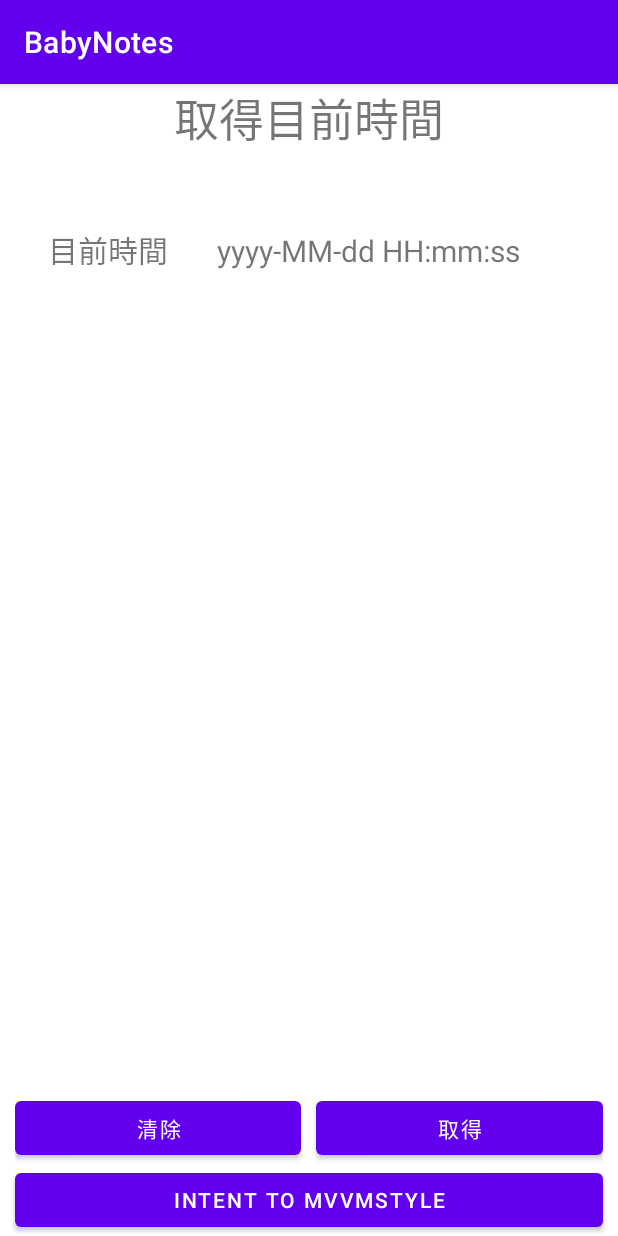
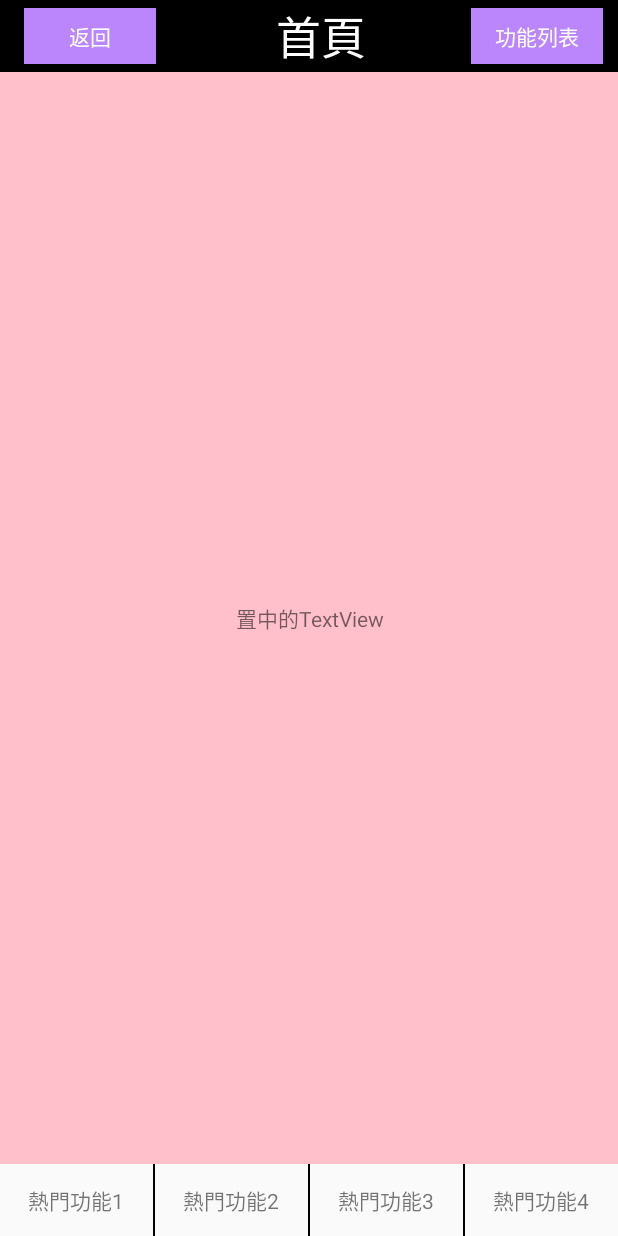
Before and after one commit to JasonKotlin/BabyNotes, an Android app: the screen it shows after launch (MainActivity), on a phone screen of 412 x 824 dp. Run offline under Robolectric (Android 15) with nearby library versions, the phone set to English and light mode, and no system bars; our stand-ins replace data binding.

Commit message:
先隨便刻個 layout，後續再想想要做些什麼

```diff
--- a/app/src/main/AndroidManifest.xml
+++ b/app/src/main/AndroidManifest.xml
@@ -9,11 +9,11 @@
         android:roundIcon="@mipmap/ic_launcher_round"
         android:supportsRtl="true"
         android:theme="@style/Theme.BabyNotes">
-        <activity android:name=".view.MVVMActivity"></activity>
-        <activity android:name=".MainActivity">
+        <activity android:name=".MainActivity"
+            android:screenOrientation="portrait">
+
             <intent-filter>
                 <action android:name="android.intent.action.MAIN" />
-
                 <category android:name="android.intent.category.LAUNCHER" />
             </intent-filter>
         </activity>
--- a/app/src/main/java/com/jason/babynotes/MainActivity.kt
+++ b/app/src/main/java/com/jason/babynotes/MainActivity.kt
@@ -1,52 +1,34 @@
 package com.jason.babynotes
 
-import android.content.Intent
-import androidx.appcompat.app.AppCompatActivity
 import android.os.Bundle
 import android.view.View
-import android.widget.Button
-import android.widget.TextView
-import com.jason.babynotes.view.MVVMActivity
-import java.text.SimpleDateFormat
-import java.util.*
+import androidx.activity.viewModels
+import androidx.databinding.DataBindingUtil
+import com.jason.babynotes.baseclass.BaseActivity
+import com.jason.babynotes.databinding.ActivityMainBinding
+import com.jason.babynotes.view.HomeFragment
+import com.jason.babynotes.viewmodel.ChangeViewModel
 
-class MainActivity : AppCompatActivity() {
+class MainActivity : BaseActivity() {
+    val viewModel by viewModels<ChangeViewModel>()
+    lateinit var mBinding: ActivityMainBinding
+
     override fun onCreate(savedInstanceState: Bundle?) {
         super.onCreate(savedInstanceState)
-        setContentView(R.layout.activity_main)
-        var showTime: TextView = findViewById(R.id.show_time)
+        mBinding = DataBindingUtil.setContentView(this, R.layout.activity_main)
+        mBinding.apply {
+            lifecycleOwner = this@MainActivity
+            toolbarViewModel = viewModel
+            back.setOnClickListener(View.OnClickListener {
+                if(supportFragmentManager.backStackEntryCount > 0)
+                    supportFragmentManager.popBackStack()
+                else{
+                    finish()
+                }
+            })
+        }
 
-        val getTime: Button = findViewById(R.id.getTime)
-        getTime.setOnClickListener(View.OnClickListener {
-            showTime.text = getNow()
-        })
-
-        val clear: Button = findViewById(R.id.clear)
-        clear.setOnClickListener(View.OnClickListener {
-            showTime.text = "yyyy-MM-dd HH:mm:ss"
-        })
-
-        val toNext: Button = findViewById(R.id.next_page)
-        toNext.setOnClickListener(View.OnClickListener {
-            val intent: Intent = Intent(this, MVVMActivity::class.java).apply {
-                //如果要傳值就在這裡面處理
-                //TODO 3/8 David 說有哪幾種要記得？
-            }
-            startActivity(intent)
-        })
-    }
-
-    fun getNow(): String {
-        if (android.os.Build.VERSION.SDK_INT >= 24) {
-            return SimpleDateFormat("yyyy-MM-dd HH:mm:ss").format(Date())
-        } else {
-            var tms = Calendar.getInstance()
-            return tms.get(Calendar.YEAR).toString() + "-" +
-                    tms.get(Calendar.MONTH).toString() + "-" +
-                    tms.get(Calendar.DAY_OF_MONTH).toString() + " " +
-                    tms.get(Calendar.HOUR_OF_DAY).toString() + ":" +
-                    tms.get(Calendar.MINUTE).toString() + ":" +
-                    tms.get(Calendar.SECOND).toString()
-        }
+        setContentView(mBinding.root)
+        transactionFragment(HomeFragment(),false, isPop = false)
     }
 }
--- /dev/null
+++ b/app/src/main/java/com/jason/babynotes/baseclass/BaseActivity.kt
@@ -0,0 +1,35 @@
+package com.jason.babynotes.baseclass
+
+import android.os.Bundle
+import androidx.appcompat.app.AppCompatActivity
+import com.jason.babynotes.R
+
+open class BaseActivity: AppCompatActivity() {
+    override fun onCreate(savedInstanceState: Bundle?) {
+        super.onCreate(savedInstanceState)
+        setContentView(R.layout.activity_main)
+    }
+
+    fun transactionFragment(fragment: BaseFragment, isAdd: Boolean, isPop: Boolean){
+        val fragmentTransaction = supportFragmentManager.beginTransaction()
+        if(isPop){
+            if(supportFragmentManager.backStackEntryCount > 0){
+                supportFragmentManager.popBackStack()
+                return
+            }else{
+                //TODO 跳 Dialog 選擇是否要離開程式
+            }
+        }else if(isAdd){
+            if(!fragment.isAdded){
+                fragmentTransaction.add(R.id.base_main_container, fragment)
+                fragmentTransaction.addToBackStack(fragment.javaClass.name)
+            }else{
+                return
+            }
+        }else{
+            fragmentTransaction.replace(R.id.base_main_container, fragment)
+        }
+
+        fragmentTransaction.commitAllowingStateLoss()
+    }
+}
--- /dev/null
+++ b/app/src/main/java/com/jason/babynotes/baseclass/BaseFragment.kt
@@ -0,0 +1,27 @@
+package com.jason.babynotes.baseclass
+
+import android.app.Activity
+import android.os.Bundle
+import android.view.LayoutInflater
+import android.view.View
+import android.view.ViewGroup
+import androidx.fragment.app.Fragment
+
+open class BaseFragment: Fragment() {
+    lateinit var mActivity: BaseActivity
+
+    override fun onCreate(savedInstanceState: Bundle?) {
+        super.onCreate(savedInstanceState)
+        activity?.let {
+            mActivity = it as BaseActivity
+        }
+    }
+
+    override fun onCreateView(inflater: LayoutInflater, container: ViewGroup?, savedInstanceState: Bundle?): View? {
+        return super.onCreateView(inflater, container, savedInstanceState)
+    }
+
+    fun getBaseActivity(): BaseActivity{
+        return mActivity
+    }
+}
--- /dev/null
+++ b/app/src/main/java/com/jason/babynotes/view/HomeFragment.kt
@@ -0,0 +1,46 @@
+package com.jason.babynotes.view
+
+import android.os.Bundle
+import android.view.LayoutInflater
+import android.view.View
+import android.view.ViewGroup
+import androidx.fragment.app.viewModels
+import androidx.lifecycle.Observer
+import com.jason.babynotes.baseclass.BaseFragment
+import com.jason.babynotes.databinding.HomeFragmentBinding
+import com.jason.babynotes.viewmodel.ChangeViewModel
+
+class HomeFragment: BaseFragment() {
+    private val mViewModel by viewModels<ChangeViewModel>()
+    lateinit var mBinding: HomeFragmentBinding
+
+    override fun onCreate(savedInstanceState: Bundle?) {
+        super.onCreate(savedInstanceState)
+    }
+
+    override fun onCreateView(
+        inflater: LayoutInflater,
+        container: ViewGroup?,
+        savedInstanceState: Bundle?
+    ): View? {
+        mBinding = HomeFragmentBinding.inflate(inflater, container, false).apply {
+            lifecycleOwner = viewLifecycleOwner
+            homeViewModel = mViewModel
+        }
+        return mBinding.root
+    }
+
+    override fun onViewCreated(view: View, savedInstanceState: Bundle?) {
+        super.onViewCreated(view, savedInstanceState)
+        setObserver()
+    }
+
+    private fun setObserver() {
+        mViewModel.changeClickEvent.observe(viewLifecycleOwner, Observer {
+            if (it) {
+                //TODO jasonyang 等想到第二頁要幹嘛再來寫
+//                getBaseActivity().transactionFragment(ClickExerciseFragment(), true, isPop = false)
+            }
+        })
+    }
+}
--- /dev/null
+++ b/app/src/main/java/com/jason/babynotes/viewmodel/ChangeViewModel.kt
@@ -0,0 +1,13 @@
+package com.jason.babynotes.viewmodel
+
+import SingleLiveEvent
+import androidx.lifecycle.ViewModel
+
+class ChangeViewModel: ViewModel() {
+    val changeClickEvent = SingleLiveEvent<Boolean>()
+
+    fun changeView(){
+        //TODO jasonyang 如果按照這樣的寫法，我怎麼傳值進來改？
+        changeClickEvent.value = true
+    }
+}
--- /dev/null
+++ b/app/src/main/java/com/jason/babynotes/viewmodel/SingleLiveEvent.kt
@@ -0,0 +1,66 @@
+/*
+ *  Copyright 2017 Google Inc.
+ *
+ *  Licensed under the Apache License, Version 2.0 (the "License");
+ *  you may not use this file except in compliance with the License.
+ *  You may obtain a copy of the License at
+ *
+ *      http://www.apache.org/licenses/LICENSE-2.0
+ *
+ *  Unless required by applicable law or agreed to in writing, software
+ *  distributed under the License is distributed on an "AS IS" BASIS,
+ *  WITHOUT WARRANTIES OR CONDITIONS OF ANY KIND, either express or implied.
+ *  See the License for the specific language governing permissions and
+ *  limitations under the License.
+ */
+
+import android.util.Log
+import androidx.annotation.MainThread
+import androidx.lifecycle.LifecycleOwner
+import androidx.lifecycle.MutableLiveData
+import androidx.lifecycle.Observer
+import java.util.concurrent.atomic.AtomicBoolean
+
+/**
+ * A lifecycle-aware observable that sends only new updates after subscription, used for events like
+ * navigation and Snackbar messages.
+ *
+ *
+ * This avoids a common problem with events: on configuration change (like rotation) an update
+ * can be emitted if the observer is active. This LiveData only calls the observable if there's an
+ * explicit call to setValue() or call().
+ *
+ *
+ * Note that only one observer is going to be notified of changes.
+ */
+class SingleLiveEvent<T> : MutableLiveData<T>() {
+    private val pending = AtomicBoolean(false)
+    @MainThread
+    override fun observe(owner: LifecycleOwner, observer: Observer<in T>) {
+        if (hasActiveObservers()) {
+            Log.w(TAG, "Multiple observers registered but only one will be notified of changes.")
+        }
+        // Observe the internal MutableLiveData
+        super.observe(owner, Observer { t ->
+            if (pending.compareAndSet(true, false)) {
+                observer.onChanged(t)
+            }
+        })
+    }
+
+    @MainThread
+    override fun setValue(t: T?) {
+        pending.set(true)
+        super.setValue(t)
+    }
+    /**
+     * Used for cases where T is Void, to make calls cleaner.
+     */
+    @MainThread
+    fun call() {
+        value = null
+    }
+    companion object {
+        private val TAG = "SingleLiveEvent"
+    }
+}
--- a/app/src/main/res/layout/activity_main.xml
+++ b/app/src/main/res/layout/activity_main.xml
@@ -1,75 +1,125 @@
 <?xml version="1.0" encoding="utf-8"?>
-<RelativeLayout xmlns:android="http://schemas.android.com/apk/res/android"
+<layout xmlns:android="http://schemas.android.com/apk/res/android"
     xmlns:app="http://schemas.android.com/apk/res-auto"
-    xmlns:tools="http://schemas.android.com/tools"
-    android:layout_width="match_parent"
-    android:layout_height="match_parent"
-    tools:context=".MainActivity">
+    xmlns:tools="http://schemas.android.com/tools">
 
-    <TextView
-        android:id="@+id/title"
-        android:layout_width="wrap_content"
-        android:layout_height="wrap_content"
-        android:text="取得目前時間"
-        android:textSize="30dp"
-        android:layout_alignParentTop="true"
-        android:layout_centerHorizontal="true" />
+    <data>
+        <variable
+            name="toolbarViewModel"
+            type="com.jason.babynotes.viewmodel.ChangeViewModel" />
+    </data>
 
     <LinearLayout
         android:layout_width="match_parent"
+        android:layout_height="match_parent"
+        android:orientation="vertical"
+        tools:context=".MainActivity">
+
+        <androidx.appcompat.widget.Toolbar
+            android:id="@+id/tool_bar"
+            android:layout_width="match_parent"
+            android:layout_height="48dp"
+            android:background="@color/black">
+
+            <RelativeLayout
+                android:layout_width="match_parent"
+                android:layout_height="match_parent">
+
+                <Button
+                    android:id="@+id/back"
+                    android:layout_width="wrap_content"
                     android:layout_height="wrap_content"
-        android:orientation="horizontal"
-        android:layout_below="@+id/title"
-        android:layout_marginTop="50dp">
+                    android:text="返回"
+                    android:textColor="@color/white"
+                    android:layout_alignParentLeft="true"
+                    android:layout_marginTop="5dp"
+                    android:layout_marginBottom="5dp"
+                    android:background="@color/purple_200" />
 
                 <TextView
+                    android:id="@+id/tool_bar_title"
                     android:layout_width="wrap_content"
                     android:layout_height="wrap_content"
-            android:text="目前時間"
-            android:layout_weight="1"
                     android:gravity="center"
-            android:textSize="20dp"/>
+                    android:text="首頁"
+                    android:textSize="30dp"
+                    android:textColor="@color/white"
+                    android:layout_centerInParent="true" />
+
+                <Button
+                    android:id="@+id/list_item"
+                    android:layout_width="wrap_content"
+                    android:layout_height="wrap_content"
+                    android:text="功能列表"
+                    android:textColor="@color/white"
+                    android:layout_marginTop="5dp"
+                    android:layout_marginBottom="5dp"
+                    android:layout_marginEnd="10dp"
+                    android:background="@color/purple_200"
+                    android:layout_alignParentRight="true" />
+            </RelativeLayout>
+        </androidx.appcompat.widget.Toolbar>
+
+        <FrameLayout
+            android:id="@+id/base_main_container"
+            android:layout_width="match_parent"
+            android:layout_height="0dp"
+            android:layout_weight="1"/>
+
+        <LinearLayout
+            android:id="@+id/bottom_layout"
+            android:layout_width="match_parent"
+            android:layout_height="48dp"
+            android:orientation="horizontal">
 
             <TextView
-            android:id="@+id/show_time"
-            android:layout_width="wrap_content"
-            android:layout_height="wrap_content"
-            android:text="yyyy-MM-dd HH:mm:ss"
+                android:layout_width="0dp"
+                android:layout_height="match_parent"
                 android:layout_weight="1"
-            android:textSize="20dp" />
+                android:text="熱門功能1"
+                android:gravity="center"
+                android:layout_gravity="center_vertical" />
+
+            <View
+                android:layout_width="1dp"
+                android:layout_height="match_parent"
+                android:background="@color/black"/>
+
+            <TextView
+                android:layout_width="0dp"
+                android:layout_height="match_parent"
+                android:layout_weight="1"
+                android:text="熱門功能2"
+                android:gravity="center"
+                android:layout_gravity="center_vertical" />
+
+            <View
+                android:layout_width="1dp"
+                android:layout_height="match_parent"
+                android:background="@color/black"/>
+
+            <TextView
+                android:layout_width="0dp"
+                android:layout_height="match_parent"
+                android:layout_weight="1"
+                android:text="熱門功能3"
+                android:gravity="center"
+                android:layout_gravity="center_vertical" />
+
+            <View
+                android:layout_width="1dp"
+                android:layout_height="match_parent"
+                android:background="@color/black"/>
+
+            <TextView
+                android:layout_width="0dp"
+                android:layout_height="match_parent"
+                android:layout_weight="1"
+                android:text="熱門功能4"
+                android:gravity="center"
+                android:layout_gravity="center_vertical" />
+
         </LinearLayout>
 
-    <LinearLayout
-        android:layout_width="match_parent"
-        android:layout_height="wrap_content"
-        android:orientation="horizontal"
-        android:layout_marginLeft="10dp"
-        android:layout_marginRight="10dp"
-        android:layout_above="@+id/next_page">
-
-        <Button
-            android:id="@+id/clear"
-            android:layout_width="wrap_content"
-            android:layout_height="wrap_content"
-            android:text="清除"
-            android:layout_weight="1" />
-
-        <Button
-            android:id="@+id/getTime"
-            android:layout_width="wrap_content"
-            android:layout_height="wrap_content"
-            android:layout_weight="1"
-            android:layout_marginLeft="10dp"
-            android:text="取得" />
     </LinearLayout>
-
-    <Button
-        android:id="@+id/next_page"
-        android:layout_width="match_parent"
-        android:layout_height="wrap_content"
-        android:layout_alignParentBottom="true"
-        android:layout_marginLeft="10dp"
-        android:layout_marginRight="10dp"
-        android:text="Intent to MVVMStyle"/>
-
-</RelativeLayout>
+</layout>
--- /dev/null
+++ b/app/src/main/res/layout/home_fragment.xml
@@ -0,0 +1,27 @@
+<?xml version="1.0" encoding="utf-8"?>
+<layout xmlns:android="http://schemas.android.com/apk/res/android"
+    xmlns:app="http://schemas.android.com/apk/res-auto">
+
+    <data>
+        <variable
+            name="homeViewModel"
+            type="com.jason.babynotes.viewmodel.ChangeViewModel" />
+    </data>
+
+    <androidx.constraintlayout.widget.ConstraintLayout
+        android:layout_width="match_parent"
+        android:layout_height="match_parent"
+        android:background="@color/pink">
+
+        <TextView
+            android:layout_width="match_parent"
+            android:layout_height="wrap_content"
+            app:layout_constraintTop_toTopOf="parent"
+            app:layout_constraintBottom_toBottomOf="parent"
+            app:layout_constraintStart_toStartOf="parent"
+            app:layout_constraintEnd_toEndOf="parent"
+            android:gravity="center_horizontal"
+            android:text="置中的TextView"/>
+
+    </androidx.constraintlayout.widget.ConstraintLayout>
+</layout>
--- a/app/src/main/res/values/colors.xml
+++ b/app/src/main/res/values/colors.xml
@@ -7,4 +7,8 @@
     <color name="teal_700">#FF018786</color>
     <color name="black">#FF000000</color>
     <color name="white">#FFFFFFFF</color>
+    <color name="yellow">#ffffff00</color>
+    <color name="red">#ffff0000</color>
+    <color name="blue">#0000FF</color>
+    <color name="pink">#FFC0CB</color><!--粉红色 -->
 </resources>
--- a/app/src/main/res/values/themes.xml
+++ b/app/src/main/res/values/themes.xml
@@ -1,6 +1,6 @@
 <resources xmlns:tools="http://schemas.android.com/tools">
-    <!-- Base application theme. -->
-    <style name="Theme.BabyNotes" parent="Theme.MaterialComponents.DayNight.DarkActionBar">
+    <!-- 使用 Theme.AppCompat.Light.NoActionBar 讓頁面本身沒有 ToolBar -->
+    <style name="Theme.BabyNotes" parent="Theme.AppCompat.Light.NoActionBar">
         <!-- Primary brand color. -->
         <item name="colorPrimary">@color/purple_500</item>
         <item name="colorPrimaryVariant">@color/purple_700</item>
```
Also changed, not shown: app/build.gradle (+8 -3 lines), app/src/main/java/com/jason/babynotes/model/GetTimeModel.kt (deleted, +0 -20 lines), app/src/main/java/com/jason/babynotes/view/MVVMActivity.kt (deleted, +0 -17 lines), app/src/main/java/com/jason/babynotes/viewmodel/GetTimeViewModel.kt (deleted, +0 -19 lines), app/src/main/res/layout/activity_mvvm.xml (deleted, +0 -75 lines). Lines whose indentation alone changed are shown as unchanged.
